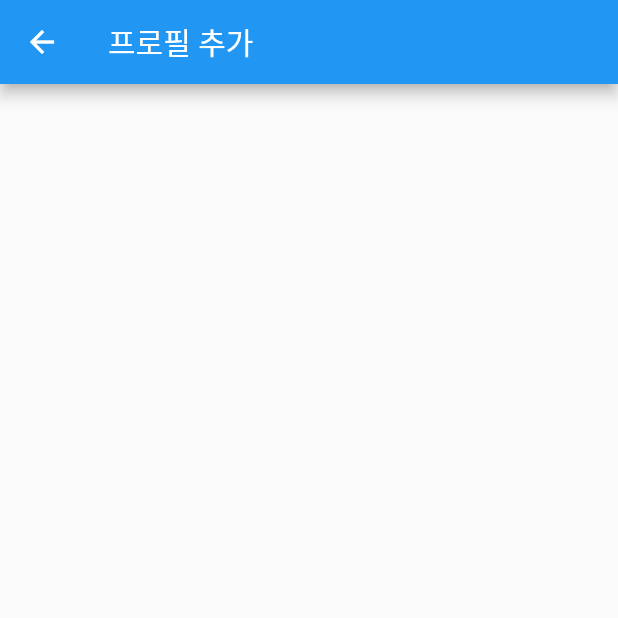
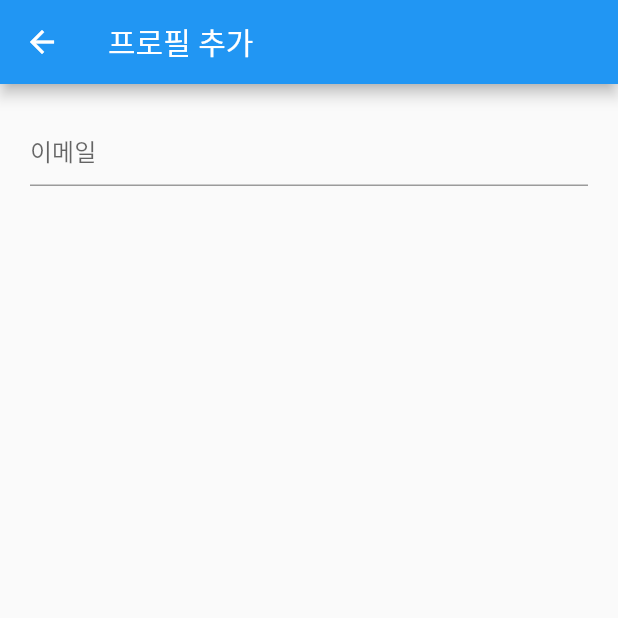
Before and after one commit to paring-chan/qrcode_login, a Flutter app: the AddProfilePage screen opened directly, on a phone screen of 412 x 824 dp, the top half of it. Run offline on Flutter 3.47's test engine with Material 2 defaults, Android fonts, the phone set to English and light mode, and no system bars.

```diff
--- a/lib/pages/AddProfilePage.dart
+++ b/lib/pages/AddProfilePage.dart
@@ -2,12 +2,36 @@ import 'package:flutter/cupertino.dart';
 import 'package:flutter/material.dart';
 
 class AddProfilePage extends StatelessWidget {
+  final _formKey = GlobalKey<FormState>();
+
   @override
   Widget build(BuildContext context) {
     return Scaffold(
       appBar: AppBar(
         title: Text('프로필 추가'),
       ),
+      body: Form(
+        key: _formKey,
+        child: Padding(
+          padding: EdgeInsets.all(20),
+          child: Column(
+            crossAxisAlignment: CrossAxisAlignment.start,
+            children: <Widget>[
+              TextFormField(
+                validator: (value) {
+                  if (value.isEmpty) {
+                    return '텍스트를 입력해주세요';
+                  } else
+                    return null;
+                },
+                decoration: InputDecoration(
+                  hintText: '이메일'
+                ),
+              )
+            ],
+          ),
+        )
+      ),
     );
   }
 }
```
